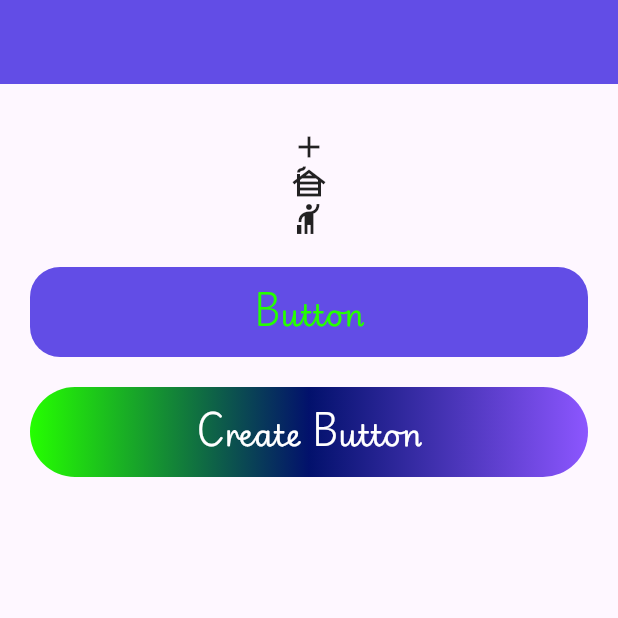
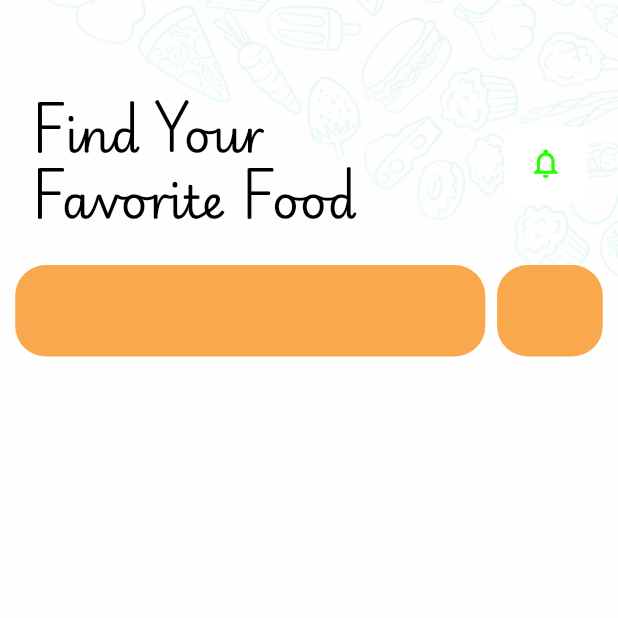
Before and after one commit to llshokhll/bootcamp, a Flutter app: the screen it shows after launch, on a phone screen of 412 x 824 dp, the top half of it. Run offline on Flutter 3.47's test engine with Material 3 defaults, Android fonts, the phone set to English and light mode, and no system bars; our stand-ins replace flutter_screenutil, flutter_svg.

Commit message:
Initial commit

```diff
--- a/lib/main.dart
+++ b/lib/main.dart
@@ -1,7 +1,12 @@
 import 'package:flutter/material.dart'; //ANDROID
+import 'package:flutter_screenutil/flutter_screenutil.dart';
+import 'package:splash/presentation/lesson/bootcamp_align.dart';
 import 'package:splash/presentation/lesson/bootcamp_second.dart';
+import 'package:splash/presentation/lesson/screen_util.dart';
+import 'package:splash/presentation/ui/favorite_food.dart';
 
-void main() {
+void main() async{
+  await ScreenUtil.ensureScreenSize();
   runApp(const MyApp());
 }
 
@@ -11,9 +16,16 @@ class MyApp extends StatelessWidget {
   // LESSON NET WORK
   @override
   Widget build(BuildContext context) {
-    return MaterialApp(
-      debugShowCheckedModeBanner: false,
-      home: BootcampSecond(),
+    return ScreenUtilInit(
+      designSize: const Size(375, 812),
+      minTextAdapt: true,
+      splitScreenMode: true,
+      builder: (_, child) {
+        return MaterialApp(
+          debugShowCheckedModeBanner: false,
+          home: FavoriteFood(),
+        );
+      },
     );
   }
 }
--- /dev/null
+++ b/lib/presentation/ui/favorite_food.dart
@@ -0,0 +1,107 @@
+import 'package:flutter/material.dart';
+import 'package:flutter_screenutil/flutter_screenutil.dart';
+import 'package:splash/utils/color.dart';
+import 'package:splash/utils/icon.dart';
+import 'package:splash/utils/styles.dart';
+
+class FavoriteFood extends StatelessWidget {
+  const FavoriteFood({super.key});
+
+  @override
+  Widget build(BuildContext context) {
+    double width = MediaQuery.of(context).size.width.w;
+    return Scaffold(
+      body: Stack(
+        children: [
+          Container(
+            width: width,
+            child: Image.asset(
+              MyIcons.background,
+              fit: BoxFit.fitWidth,
+            ),
+          ),
+          Column(
+            children: [
+              Expanded(flex: 10,child: SizedBox()),
+              Padding(
+                padding: const EdgeInsets.symmetric(horizontal: 20).r,
+                child: Row(
+                  children: [
+                    Expanded(
+                      flex: 75,
+                      child: Column(
+                        crossAxisAlignment: CrossAxisAlignment.start,
+                        children: [
+                          Text(
+                            "Find Your",
+                            style: MyTextStyle.playwriteRegular500.copyWith(
+                                color: MyColors.black, fontSize: 30.sp),
+                          ),
+                          Text(
+                            "Favorite Food",
+                            style: MyTextStyle.playwriteRegular500.copyWith(
+                                color: MyColors.black, fontSize: 30.sp),
+                          ),
+                        ],
+                      ),
+                    ),
+                    Expanded(flex: 10, child: SizedBox()),
+                    Expanded(
+                      flex: 15,
+                      child: Container(
+                        width: 50.w,
+                        height: 50.h,
+                        decoration: BoxDecoration(
+                          color: MyColors.white,
+                          borderRadius: BorderRadius.circular(10).r,
+                        ),
+                        child: Icon(
+                          Icons.notifications_none,
+                          color: MyColors.green_25FF00,
+                          size: 23.sp,
+                        ),
+                      ),
+                    ),
+                  ],
+                ),
+              ),
+              Expanded(flex: 2,child: SizedBox()),
+              Padding(
+                padding: EdgeInsets.symmetric(horizontal: 10, vertical: 10).r,
+                child: Row(
+                  children: [
+                    Expanded(
+                      flex: 80,
+                      child: Container(
+                        width: width,
+                        height: 60.h,
+                        decoration: BoxDecoration(
+                          color: MyColors.orange_F9A84D,
+                          borderRadius: BorderRadius.circular(20).r,
+                        ),
+                      ),
+                    ),
+                    Expanded(flex: 2, child: SizedBox()),
+                    Expanded(
+                      flex: 18,
+                      child: Container(
+                        width: width,
+                        height: 60.h,
+                        decoration: BoxDecoration(
+                          color: MyColors.orange_F9A84D,
+                          borderRadius: BorderRadius.circular(20).r,
+                        ),
+                      ),
+                    ),
+                  ],
+                ),
+              ),
+              Expanded(flex: 88,child: SizedBox()),
+            ],
+          )
+        ],
+      ),
+      backgroundColor: MyColors.white_FEFEFF,
+    );
+  }
+}
--- a/lib/utils/button.dart
+++ b/lib/utils/button.dart
@@ -22,7 +22,7 @@ class ButtonWidget extends StatelessWidget {
             // end: FractionalOffset(-2,3),
             tileMode: TileMode.repeated,
             colors: [
-              MyColors.c_25FF00,
+              MyColors.green_25FF00,
               MyColors.blue_02116C,
               MyColors.c_8C56FF,
             ],
--- a/lib/utils/color.dart
+++ b/lib/utils/color.dart
@@ -6,7 +6,7 @@ class MyColors {
   static const blue_02116C = Color(0xFF02116C);
 
   //GREEN
-  static const c_25FF00 = Color(0xFF25FF00);
+  static const green_25FF00 = Color(0xFF25FF00);
 
   //PURPLE
   static const c_624DE6 = Color(0xFF624DE6);
@@ -15,4 +15,17 @@ class MyColors {
   //&
   static const black = Color(0xFF000000);
   static const white = Color(0xFFFFFFFF);
+
+  //UI
+  static const green_53E88B = Color(0xFF53E88B);
+  static const green_15BE77 = Color(0xFF15BE77);
+  static const orange_DA6317 = Color(0xFFDA6317);
+  static const red_FF0000 = Color(0xFFFF0000);
+  static const orange_F9A84D = Color(0xFFF9A84D);
+  static const gray_3B3B3B = Color(0xFF3B3B3B);
+  static const gray_BEBEBE = Color(0xFFBEBEBE);
+  static const gray_D9D9D9 = Color(0xFFD9D9D9);
+  static const white_F6F6F6 = Color(0xFFF6F6F6);
+  static const white_FEFEFF = Color(0xFFFEFEFF);
+
 }
--- a/lib/utils/icon.dart
+++ b/lib/utils/icon.dart
@@ -4,6 +4,12 @@ class MyIcons {
   //PNG
   static const apple = "assets/img/apple.png";
   static const coffe = "assets/img/coffe.png";
+  static const img = "assets/img/img_4.png";
+  static const pasta = "assets/img/pasta.png";
+  static const carrot = "assets/img/carrot.png";
+  static const cake = "assets/img/cake.png";
+  static const ice = "assets/img/ice.png";
+  static const background = "assets/img/background.png";
 
   //SVG
   static const add = "assets/svg/add.svg";
--- a/pubspec.yaml
+++ b/pubspec.yaml
@@ -13,6 +13,7 @@ dependencies:
 
   cupertino_icons: ^1.0.6
   flutter_svg: ^2.0.10+1
+  flutter_screenutil: ^5.9.3
 
 dev_dependencies:
   flutter_test:
```
Also changed, not shown: lib/presentation/lesson/bootcamp_align.dart (added, +25 -0 lines), lib/presentation/lesson/bootcamp_second.dart (+65 -19 lines), lib/presentation/lesson/screen_util.dart (added, +20 -0 lines), assets/img/background.png (added), assets/img/cake.png (added), assets/img/carrot.png (added), assets/img/ice.png (added), assets/img/img_4.png (added), assets/img/pasta.png (added), pubspec.lock.
